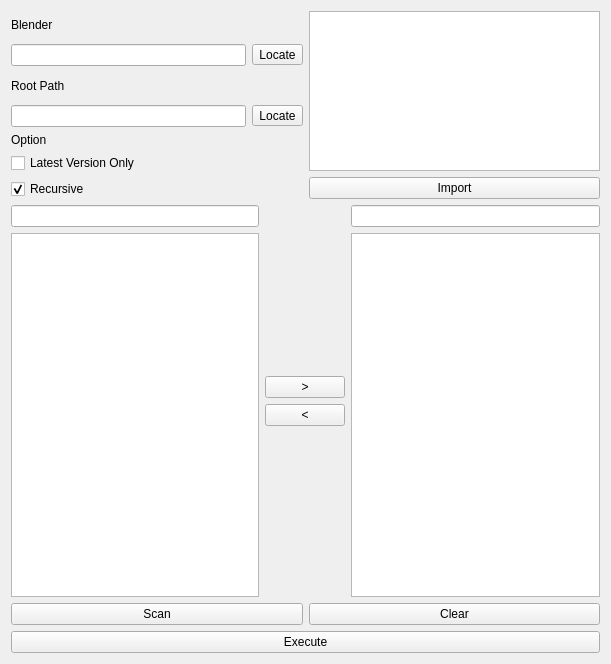
Old version of the form app/ui/relocate_widget.ui in the repository MrYapikZ/PyQt6-Relocate-Path-Win2Linux.
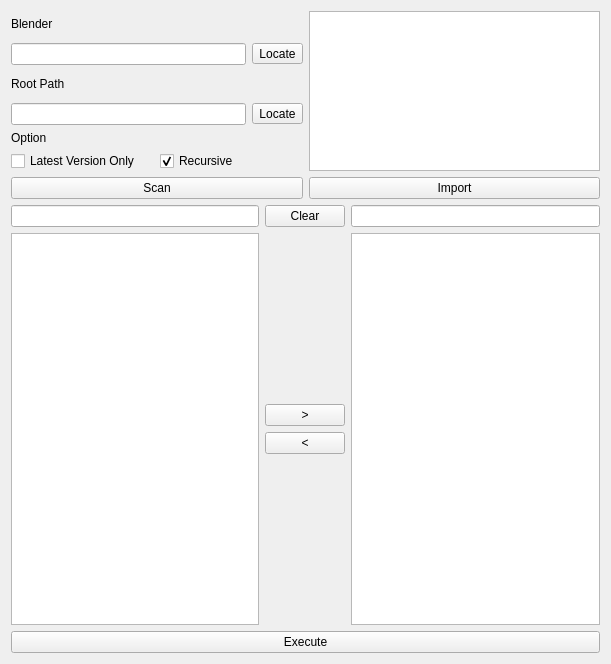
New version of the form.

Commit message: feat: update ui and add fake user

Diff of the .ui file:
```diff
--- a/app/ui/relocate_widget.ui
+++ b/app/ui/relocate_widget.ui
@@ -39,13 +39,6 @@
      </item>
      <item row="2" column="0">
       <layout class="QGridLayout" name="gridLayout_option">
-       <item row="0" column="0">
-        <widget class="QLabel" name="label_option">
-         <property name="text">
-          <string>Option</string>
-         </property>
-        </widget>
-       </item>
        <item row="1" column="0">
         <widget class="QCheckBox" name="checkBox_optionLatest">
          <property name="text">
@@ -53,7 +46,7 @@
          </property>
         </widget>
        </item>
-       <item row="2" column="0">
+       <item row="1" column="1">
         <widget class="QCheckBox" name="checkBox_optionRecursive">
          <property name="text">
           <string>Recursive</string>
@@ -63,6 +56,20 @@
          </property>
         </widget>
        </item>
+       <item row="0" column="0" colspan="2">
+        <widget class="QLabel" name="label_option">
+         <property name="text">
+          <string>Option</string>
+         </property>
+        </widget>
+       </item>
+       <item row="3" column="0" colspan="2">
+        <widget class="QPushButton" name="pushButton_buttonScan">
+         <property name="text">
+          <string>Scan</string>
+         </property>
+        </widget>
+       </item>
       </layout>
      </item>
      <item row="0" column="0">
@@ -125,14 +132,7 @@
      </item>
      <item row="0" column="1" rowspan="2">
       <layout class="QGridLayout" name="gridLayout_listControl">
-       <item row="4" column="0">
-        <widget class="QPushButton" name="pushButton_listControl_remove">
-         <property name="text">
-          <string>&lt;</string>
-         </property>
-        </widget>
-       </item>
-       <item row="5" column="0">
+       <item row="6" column="0">
         <spacer name="verticalSpacer_listControl_bottom">
          <property name="orientation">
           <enum>Qt::Orientation::Vertical</enum>
@@ -145,14 +145,14 @@
          </property>
         </spacer>
        </item>
-       <item row="2" column="0">
+       <item row="3" column="0">
         <widget class="QPushButton" name="pushButton_listControl_add">
          <property name="text">
           <string>&gt;</string>
          </property>
         </widget>
        </item>
-       <item row="0" column="0">
+       <item row="1" column="0">
         <spacer name="verticalSpacer_listControl_top">
          <property name="orientation">
           <enum>Qt::Orientation::Vertical</enum>
@@ -165,26 +165,26 @@
          </property>
         </spacer>
        </item>
+       <item row="5" column="0">
+        <widget class="QPushButton" name="pushButton_listControl_remove">
+         <property name="text">
+          <string>&lt;</string>
+         </property>
+        </widget>
+       </item>
+       <item row="0" column="0">
+        <widget class="QPushButton" name="pushButton_buttonClear">
+         <property name="text">
+          <string>Clear</string>
+         </property>
+        </widget>
+       </item>
       </layout>
      </item>
     </layout>
    </item>
    <item row="2" column="0">
     <layout class="QGridLayout" name="gridLayout_buttons">
-     <item row="0" column="0">
-      <widget class="QPushButton" name="pushButton_buttonScan">
-       <property name="text">
-        <string>Scan</string>
-       </property>
-      </widget>
-     </item>
-     <item row="0" column="1">
-      <widget class="QPushButton" name="pushButton_buttonClear">
-       <property name="text">
-        <string>Clear</string>
-       </property>
-      </widget>
-     </item>
      <item row="1" column="0" colspan="2">
       <widget class="QPushButton" name="pushButton_buttonExecute">
        <property name="text">
```
The commit also changes 6 other files.
